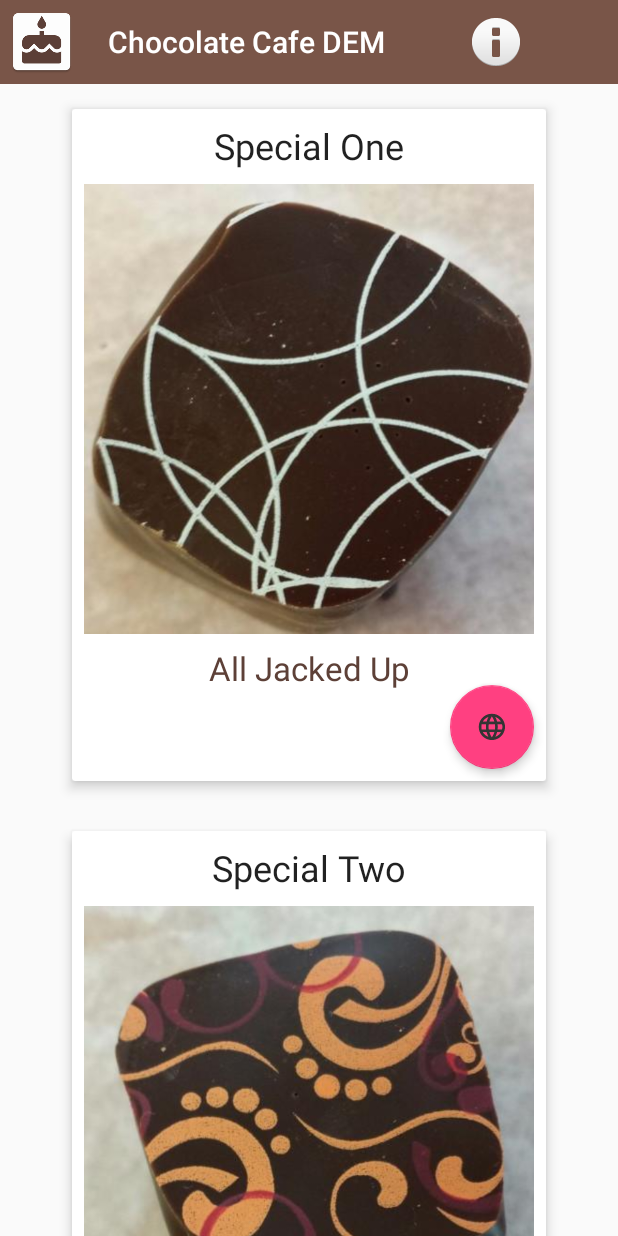
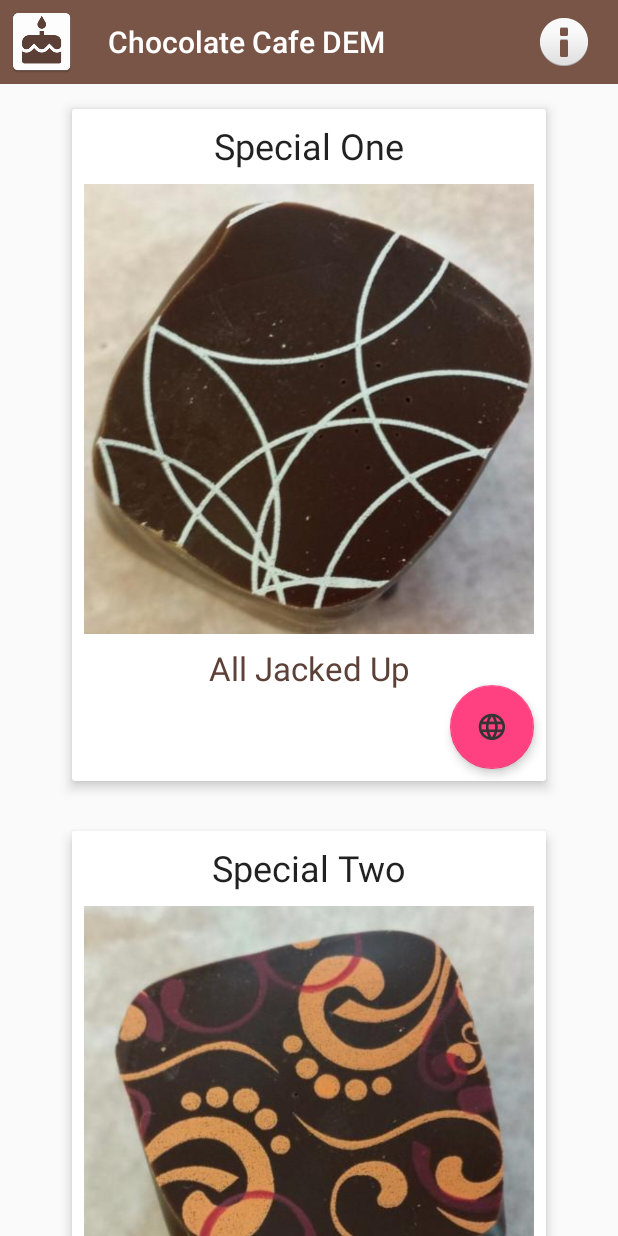
Before and after one commit to dmutlu/ChocolateCafeDEM, an Android app: the screen it shows after launch (MainActivity), on a phone screen of 412 x 824 dp. Run offline under Robolectric (Android 15) with nearby library versions, the phone set to English and light mode, and no system bars.

Commit message:
Fixed homepage button padding and alignment.

```diff
--- a/app/src/main/java/edu/umbc/dmutlu1/chocolatecafedem/MainActivity.java
+++ b/app/src/main/java/edu/umbc/dmutlu1/chocolatecafedem/MainActivity.java
@@ -6,6 +6,7 @@ import android.os.Bundle;
 import android.support.v7.app.AppCompatActivity;
 import android.support.v7.widget.LinearLayoutManager;
 import android.support.v7.widget.RecyclerView;
+import android.widget.ImageButton;
 import android.widget.ImageView;
 
 import java.util.ArrayList;
@@ -15,7 +16,7 @@ public class MainActivity extends AppCompatActivity implements LinkHandler
     private RecyclerView mRecyclerView;
     private RecyclerView.Adapter mAdapter;
     private RecyclerView.LayoutManager mLayoutManager;
-    private ImageView infoButton;
+    private ImageButton infoButton;
     private static ArrayList<Dessert> data;
     private String[] URLs;
 
--- a/app/src/main/res/layout/activity_main.xml
+++ b/app/src/main/res/layout/activity_main.xml
@@ -27,22 +27,15 @@
                     android:minHeight="?attr/actionBarSize" android:id="@+id/toolbar" android:elevation="4dp"
                     app:layout_scrollFlags="enterAlways">
 
-                <RelativeLayout
-                        android:layout_width="wrap_content"
-                        android:layout_height="wrap_content"
-                        android:layout_alignParentEnd="true"
-                        android:layout_alignParentRight="true"
-                        android:gravity="end" android:orientation="vertical">
-
-                    <ImageView
-                            android:layout_width="wrap_content"
-                            android:layout_height="wrap_content" app:srcCompat="@android:drawable/ic_dialog_info"
-                            android:id="@+id/infoButton"
-                            android:layout_marginLeft="54dp" android:layout_marginStart="54dp"
-                            android:layout_alignParentTop="true" android:layout_alignParentLeft="true"
-                            android:layout_alignParentStart="true"
-                            android:contentDescription="@string/info_description"/>
-                </RelativeLayout>
+                <ImageButton
+                        android:layout_width="wrap_content" android:layout_height="wrap_content"
+                        app:srcCompat="@android:drawable/ic_dialog_info" android:id="@+id/infoButton"
+                        android:layout_marginLeft="54dp" android:layout_marginStart="54dp"
+                        android:layout_alignParentTop="true" android:layout_alignParentLeft="true"
+                        android:layout_alignParentStart="true" android:layout_gravity="end"
+                        android:contentDescription="@string/info_description"
+                        android:paddingStart="0dp" android:paddingEnd="20dp" android:paddingRight="20dp"
+                        android:background="@null"/>
 
             </android.support.v7.widget.Toolbar>
         </android.support.design.widget.CollapsingToolbarLayout>
```
